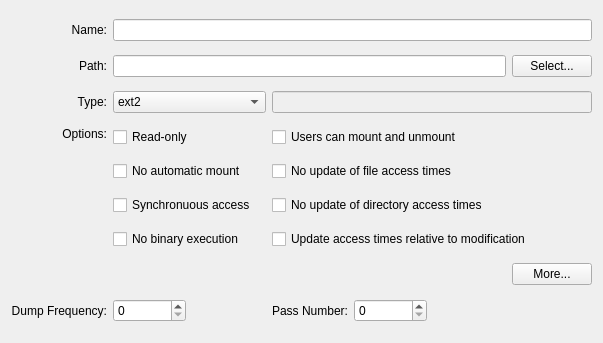
Qt form src/gui/editmountpointdialogwidgetbase.ui (KDE/partitionmanager) before a commit.
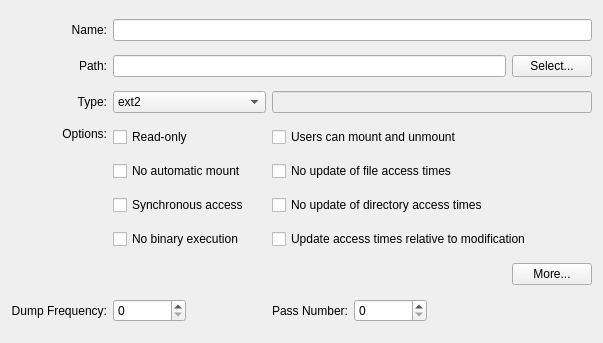
The same form after that commit. Custom widgets are drawn as their Qt base class.

Patch:
```diff
--- a/src/gui/editmountpointdialogwidgetbase.ui
+++ b/src/gui/editmountpointdialogwidgetbase.ui
@@ -208,7 +208,7 @@
    <item row="5" column="1" colspan="2">
     <widget class="QCheckBox" name="m_CheckSync">
      <property name="text">
-      <string>Synchronuous access</string>
+      <string>Synchronous access</string>
      </property>
     </widget>
    </item>
```
